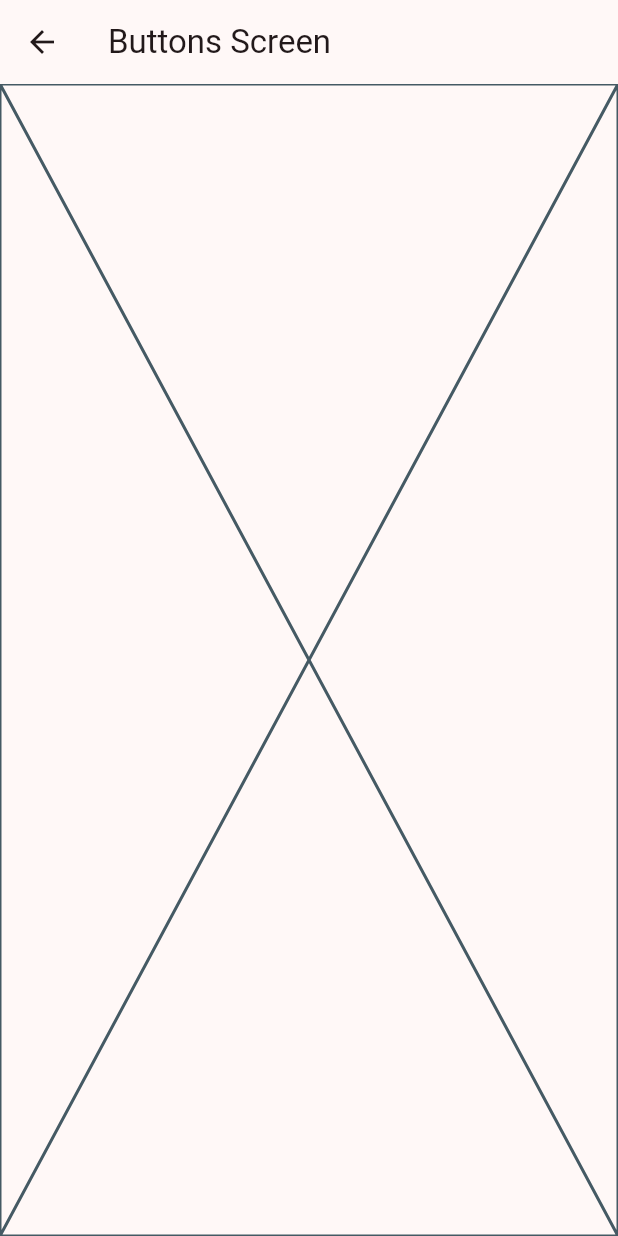
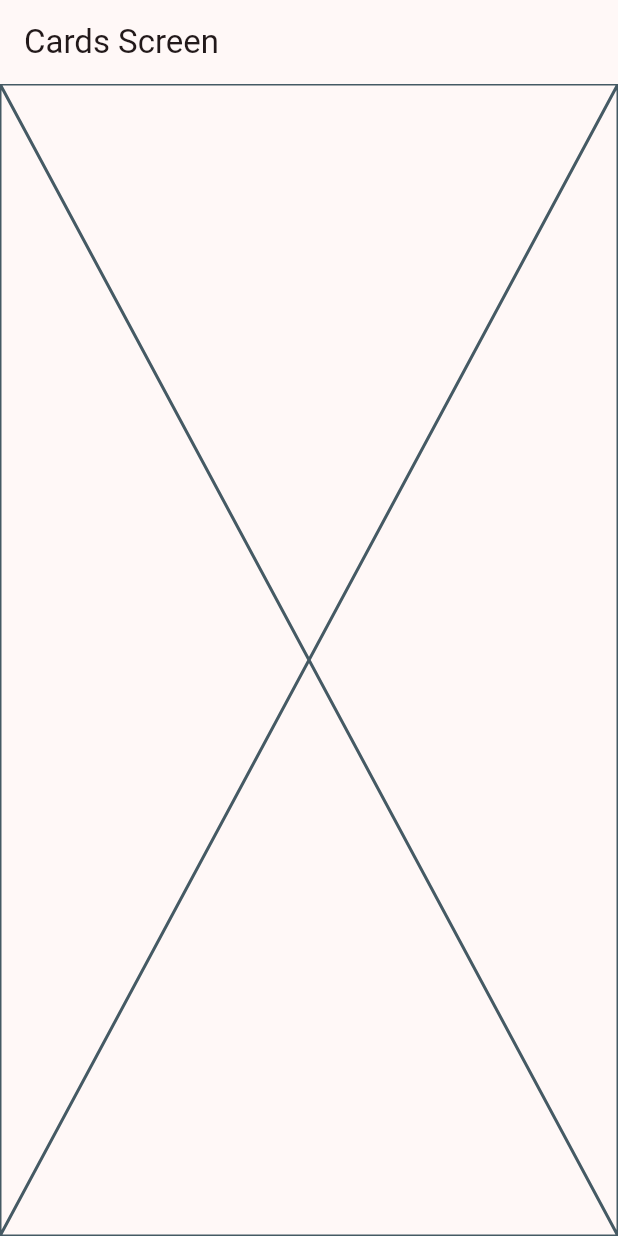
Before and after one commit to cazabe/flutter_widgets_ex, a Flutter app: the CardsScreen screen opened by its route, on a phone screen of 412 x 824 dp. Run offline on Flutter 3.47's test engine with Material 3 defaults, Android fonts, the phone set to English and light mode, and no system bars; our stand-ins replace go_router.

Commit message:
Adding go router

```diff
--- a/lib/config/menu/menu_items.dart
+++ b/lib/config/menu/menu_items.dart
@@ -22,6 +22,6 @@ const appMenuItems = <MenuItem>[
   MenuItem(
       tittle: 'Tarjetas',
       subtittle: 'Un contenedor estilizado',
-      link: '/card',
+      link: '/cards',
       icon: Icons.credit_card)
 ];
--- /dev/null
+++ b/lib/config/router/app_router.dart
@@ -0,0 +1,20 @@
+// GoRouter configuration
+import 'package:go_router/go_router.dart';
+import 'package:widgets_app/presentation/screens/screens.dart';
+
+final appRouter = GoRouter(
+  routes: [
+    GoRoute(
+      path: '/',
+      builder: (context, state) => const HomeScreen(),
+    ),
+    GoRoute(
+      path: '/buttons',
+      builder: (context, state) => const ButtonsScreen(),
+    ),
+    GoRoute(
+      path: '/cards',
+      builder: (context, state) => const CardsScreen(),
+    ),
+  ],
+);
--- a/lib/presentation/screens/cards/cards_screen.dart
+++ b/lib/presentation/screens/cards/cards_screen.dart
@@ -7,7 +7,7 @@ class CardsScreen extends StatelessWidget {
   Widget build(BuildContext context) {
     return Scaffold(
       appBar: AppBar(
-        title: const Text('Buttons Screen'),
+        title: const Text('Cards Screen'),
       ),
       body: const Placeholder(),
     );
--- /dev/null
+++ b/lib/presentation/screens/screens.dart
@@ -0,0 +1,3 @@
+export 'package:widgets_app/presentation/screens/home/home_screen.dart';
+export 'package:widgets_app/presentation/screens/cards/cards_screen.dart';
+export 'package:widgets_app/presentation/screens/buttons/buttons_screen.dart';
--- a/pubspec.yaml
+++ b/pubspec.yaml
@@ -9,6 +9,7 @@ environment:
 dependencies:
   flutter:
     sdk: flutter
+  go_router: ^12.1.3
 
 dev_dependencies:
   flutter_test:
```
Also changed, not shown: lib/main.dart (+3 -9 lines), lib/presentation/screens/home/home_screen.dart (+2 -8 lines), pubspec.lock.
